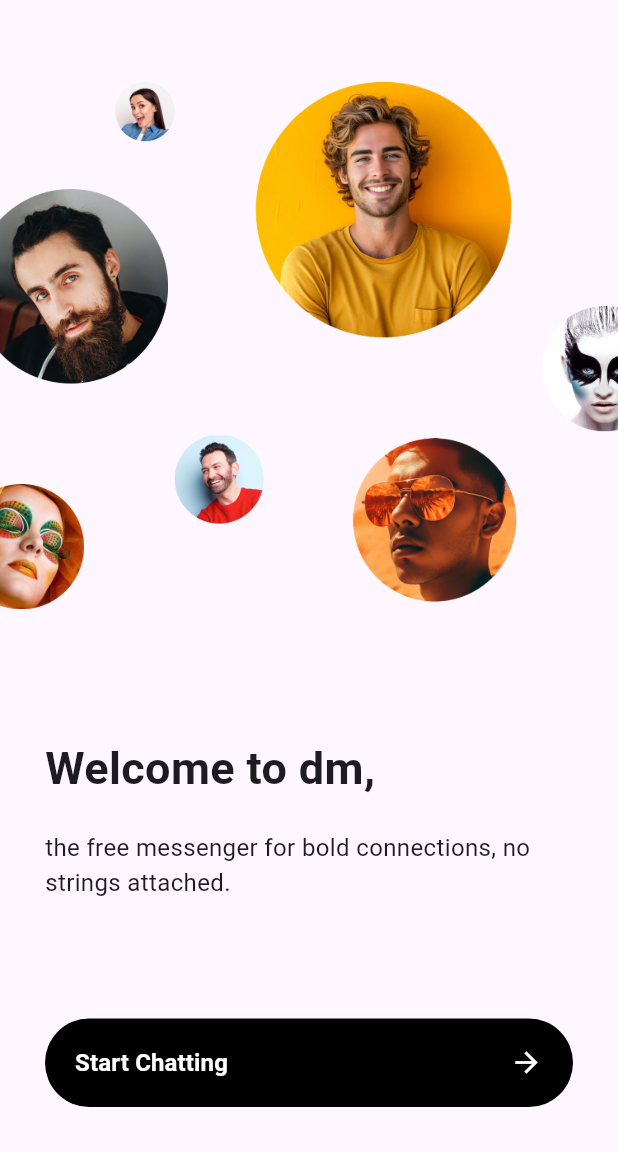
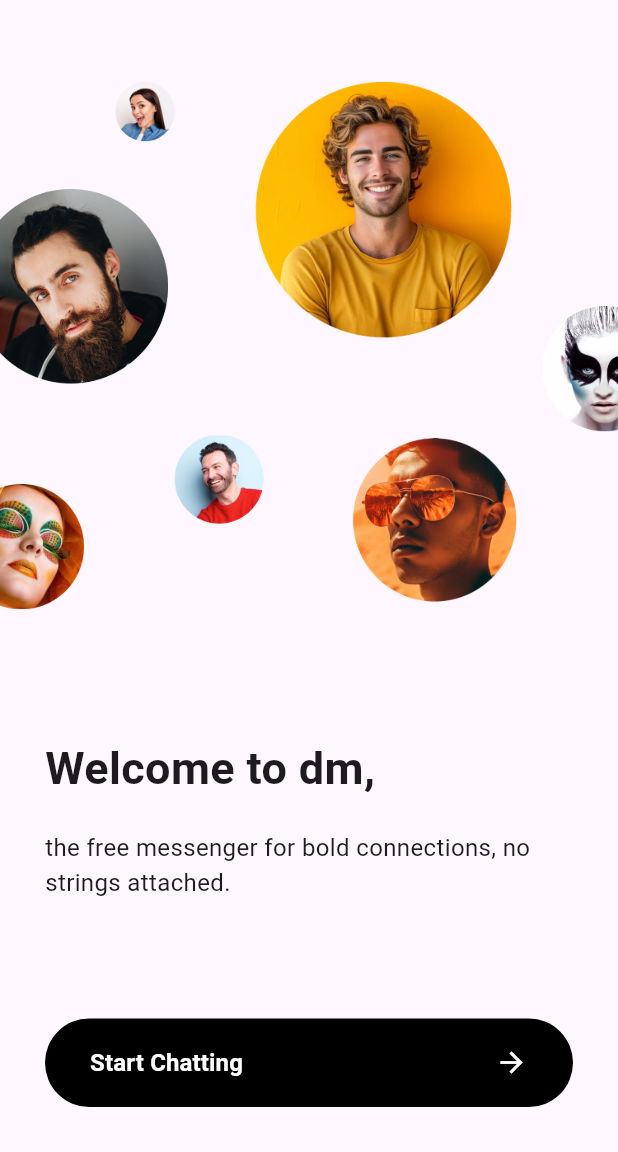
Before and after one commit to umoekagodman/sfsmsgapp, a Flutter app: the SplashScreen screen opened directly, on a phone screen of 412 x 824 dp, the part 84-1236 px from its top. Run offline on Flutter 3.47's test engine with Material 3 defaults, Android fonts, the phone set to English and light mode, and no system bars; our stand-ins replace auto_route, cached_network_image, device_info_plus, easy_localization, flutter_html, flutter_riverpod and 13 more; missing offline and left inert: flutter_image_gallery_saver, onesignal_flutter, record, timeago_flutter, voice_message_package; accounts and stored records are empty; network calls fail; statements that could not run were skipped; project files that could hold a hidden picture were left out.

Commit message:
Update splash_screen.dart

```diff
--- a/sfsmsgapp/Source/lib/screens/splash/splash_screen.dart
+++ b/sfsmsgapp/Source/lib/screens/splash/splash_screen.dart
@@ -74,7 +74,7 @@ class SplashScreen extends StatelessWidget {
                         style: ElevatedButton.styleFrom(
                           backgroundColor: buttonBg,
                           foregroundColor: buttonText,
-                          padding: const EdgeInsets.symmetric(vertical: 18, horizontal: 20),
+                          padding: const EdgeInsets.symmetric(vertical: 18, horizontal: 30),
                           elevation: 0,
                           shape: RoundedRectangleBorder(
                             borderRadius: BorderRadius.circular(30),
```
